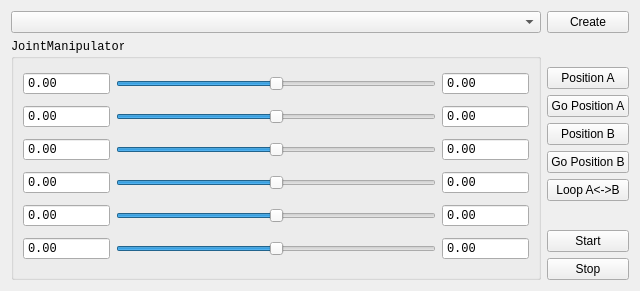
Old version of the form packages/plugin_library/SimpleUi/ArmRobotManipulator/ArmRobotManipulator.ui in the repository Chunting/UrRobotControllerInTCP.
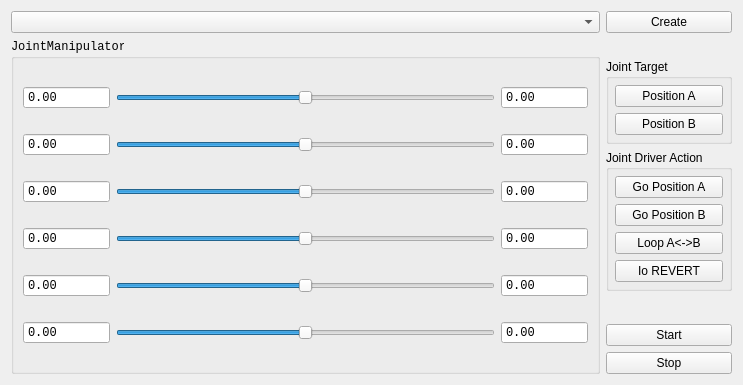
New version of the form.

What changed in the file:
```diff
--- a/packages/plugin_library/SimpleUi/ArmRobotManipulator/ArmRobotManipulator.ui
+++ b/packages/plugin_library/SimpleUi/ArmRobotManipulator/ArmRobotManipulator.ui
@@ -6,90 +6,44 @@
    <rect>
     <x>0</x>
     <y>0</y>
-    <width>640</width>
-    <height>291</height>
+    <width>743</width>
+    <height>385</height>
    </rect>
   </property>
   <property name="windowTitle">
    <string>简易手臂机器人操作</string>
   </property>
-  <layout class="QGridLayout" name="gridLayout">
-   <item row="3" column="1">
-    <widget class="QPushButton" name="btnGoTarget">
-     <property name="text">
-      <string>Go Position A</string>
+  <layout class="QGridLayout" name="gridLayout_4">
+   <item row="1" column="1">
+    <spacer name="verticalSpacer">
+     <property name="orientation">
+      <enum>Qt::Vertical</enum>
      </property>
-    </widget>
+     <property name="sizeHint" stdset="0">
+      <size>
+       <width>20</width>
+       <height>40</height>
+      </size>
+     </property>
+    </spacer>
    </item>
-   <item row="2" column="1">
-    <widget class="QPushButton" name="btnRecTarget">
+   <item row="7" column="1" colspan="3">
+    <widget class="QPushButton" name="btnStop">
      <property name="text">
-      <string>Position A</string>
+      <string>Stop</string>
      </property>
     </widget>
    </item>
-   <item row="0" column="0">
+   <item row="0" column="0" rowspan="8">
+    <layout class="QVBoxLayout" name="verticalLayout">
+     <item>
     <widget class="QComboBox" name="cboRobotType">
      <property name="maxVisibleItems">
       <number>30</number>
      </property>
     </widget>
    </item>
-   <item row="5" column="1">
-    <widget class="QPushButton" name="btnGoPosiB">
-     <property name="text">
-      <string>Go Position B</string>
-     </property>
-    </widget>
-   </item>
-   <item row="0" column="1">
-    <widget class="QPushButton" name="btnCreate">
-     <property name="sizePolicy">
-      <sizepolicy hsizetype="Minimum" vsizetype="Fixed">
-       <horstretch>0</horstretch>
-       <verstretch>0</verstretch>
-      </sizepolicy>
-     </property>
-     <property name="text">
-      <string>Create</string>
-     </property>
-    </widget>
-   </item>
-   <item row="4" column="1">
-    <widget class="QPushButton" name="btnPosiB">
-     <property name="text">
-      <string>Position B</string>
-     </property>
-    </widget>
-   </item>
-   <item row="7" column="1">
-    <spacer name="verticalSpacer_2">
-     <property name="orientation">
-      <enum>Qt::Vertical</enum>
-     </property>
-     <property name="sizeHint" stdset="0">
-      <size>
-       <width>20</width>
-       <height>40</height>
-      </size>
-     </property>
-    </spacer>
-   </item>
-   <item row="9" column="1">
-    <widget class="QPushButton" name="btnStop">
-     <property name="text">
-      <string>Stop</string>
-     </property>
-    </widget>
-   </item>
-   <item row="8" column="1">
-    <widget class="QPushButton" name="btnStart">
-     <property name="text">
-      <string>Start</string>
-     </property>
-    </widget>
-   </item>
-   <item row="1" column="0" rowspan="9">
+     <item>
     <widget class="QGroupBox" name="groupBox">
      <property name="font">
       <font>
@@ -361,8 +315,10 @@
      </layout>
     </widget>
    </item>
-   <item row="1" column="1">
-    <spacer name="verticalSpacer">
+    </layout>
+   </item>
+   <item row="5" column="1" colspan="2">
+    <spacer name="verticalSpacer_2">
      <property name="orientation">
       <enum>Qt::Vertical</enum>
      </property>
@@ -374,10 +330,107 @@
      </property>
     </spacer>
    </item>
-   <item row="6" column="1">
+   <item row="2" column="1" colspan="3">
+    <widget class="QGroupBox" name="groupBox_2">
+     <property name="title">
+      <string>Joint Target</string>
+     </property>
+     <layout class="QGridLayout" name="gridLayout">
+      <property name="leftMargin">
+       <number>6</number>
+      </property>
+      <property name="topMargin">
+       <number>6</number>
+      </property>
+      <property name="rightMargin">
+       <number>6</number>
+      </property>
+      <property name="bottomMargin">
+       <number>6</number>
+      </property>
+      <item row="0" column="0">
+       <widget class="QPushButton" name="btnRecTarget">
+        <property name="text">
+         <string>Position A</string>
+        </property>
+       </widget>
+      </item>
+      <item row="1" column="0">
+       <widget class="QPushButton" name="btnPosiB">
+        <property name="text">
+         <string>Position B</string>
+        </property>
+       </widget>
+      </item>
+     </layout>
+    </widget>
+   </item>
+   <item row="3" column="1" colspan="3">
+    <widget class="QGroupBox" name="groupBox_3">
+     <property name="title">
+      <string>Joint Driver Action</string>
+     </property>
+     <layout class="QGridLayout" name="gridLayout_3">
+      <property name="leftMargin">
+       <number>6</number>
+      </property>
+      <property name="topMargin">
+       <number>6</number>
+      </property>
+      <property name="rightMargin">
+       <number>6</number>
+      </property>
+      <property name="bottomMargin">
+       <number>6</number>
+      </property>
+      <item row="0" column="0">
+       <widget class="QPushButton" name="btnGoTarget">
+        <property name="text">
+         <string>Go Position A</string>
+        </property>
+       </widget>
+      </item>
+      <item row="1" column="0">
+       <widget class="QPushButton" name="btnGoPosiB">
+        <property name="text">
+         <string>Go Position B</string>
+        </property>
+       </widget>
+      </item>
+      <item row="2" column="0">
     <widget class="QPushButton" name="btnLoopAB">
      <property name="text">
       <string>Loop A&lt;-&gt;B</string>
+        </property>
+       </widget>
+      </item>
+      <item row="3" column="0">
+       <widget class="QPushButton" name="btnIoRevert">
+        <property name="text">
+         <string>Io REVERT</string>
+        </property>
+       </widget>
+      </item>
+     </layout>
+    </widget>
+   </item>
+   <item row="6" column="1" colspan="3">
+    <widget class="QPushButton" name="btnStart">
+     <property name="text">
+      <string>Start</string>
+     </property>
+    </widget>
+   </item>
+   <item row="0" column="1" colspan="3">
+    <widget class="QPushButton" name="btnCreate">
+     <property name="sizePolicy">
+      <sizepolicy hsizetype="Minimum" vsizetype="Fixed">
+       <horstretch>0</horstretch>
+       <verstretch>0</verstretch>
+      </sizepolicy>
+     </property>
+     <property name="text">
+      <string>Create</string>
      </property>
     </widget>
    </item>
```
Lines whose indentation alone changed are shown as unchanged.
